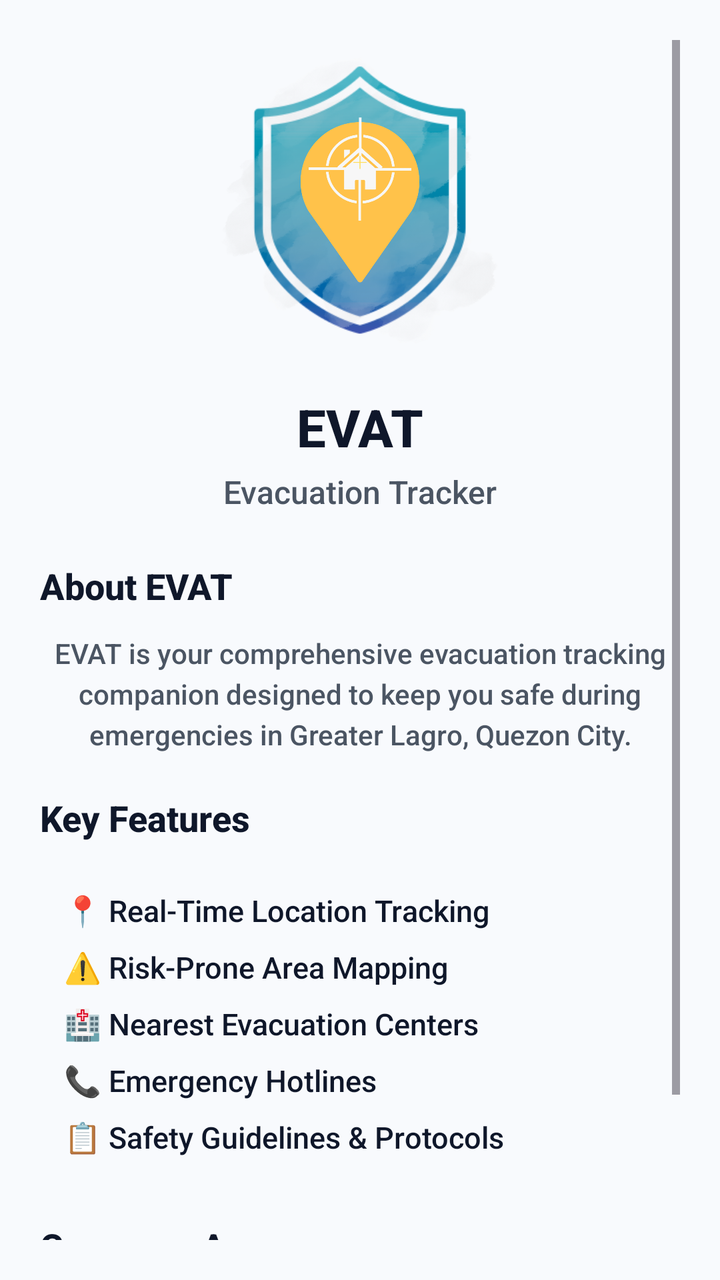
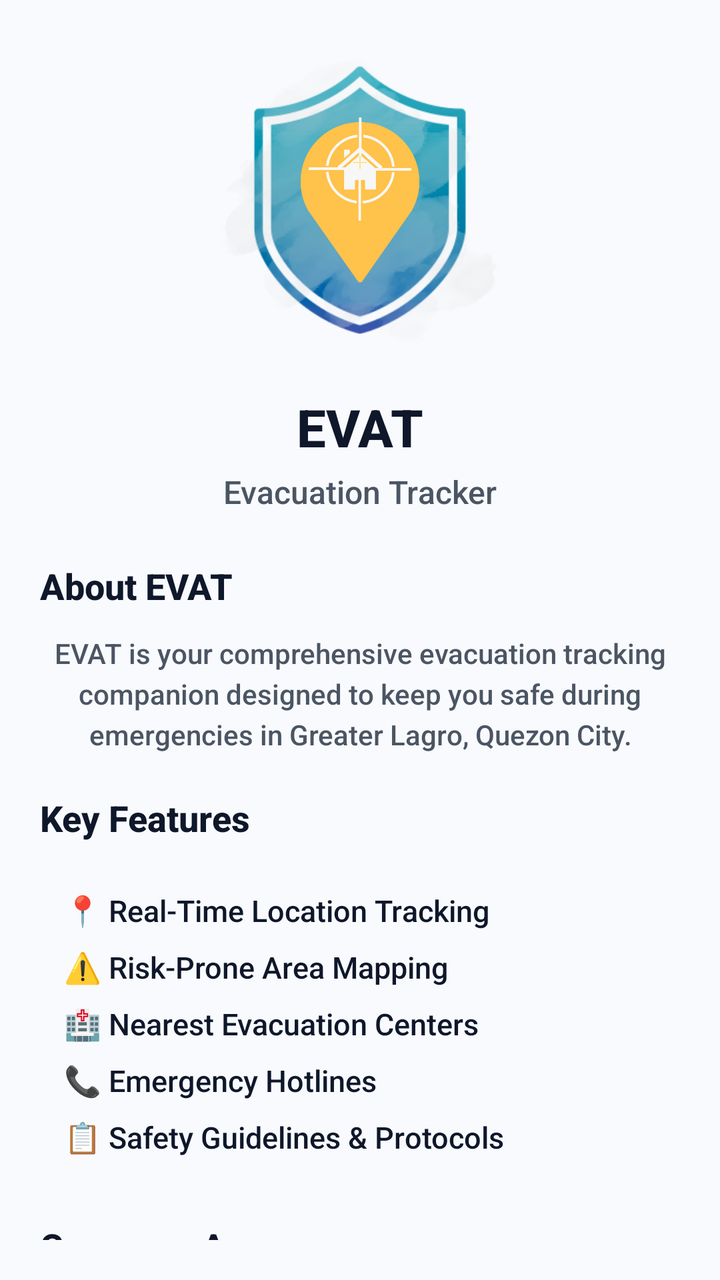

Before-and-after screenshots of an Android layout around one commit, followed by the original layout XML and the change that was made.
<!-- AndroidManifest.xml: application theme Theme.Evat -->
<!-- res/layout/fragment_home.xml -->
<?xml version="1.0" encoding="utf-8"?>
<ScrollView xmlns:android="http://schemas.android.com/apk/res/android"
    android:layout_width="match_parent"
    android:layout_height="match_parent"
    android:padding="20dp"
    android:background="@color/background">

    <LinearLayout
        android:layout_width="match_parent"
        android:layout_height="wrap_content"
        android:orientation="vertical"
        android:gravity="center_horizontal">

        <ImageView
            android:layout_width="160dp"
            android:layout_height="160dp"
            android:contentDescription="Logo"
            android:src="@drawable/evat_logo"
            android:padding="8dp"
            android:scaleType="fitCenter" />

        <TextView
            android:layout_width="wrap_content"
            android:layout_height="wrap_content"
            android:layout_marginTop="16dp"
            android:text="EVAT"
            android:textSize="26sp"
            android:textStyle="bold"
            android:fontFamily="sans-serif-black"
            android:textColor="@color/text_primary" />

        <TextView
            android:layout_width="match_parent"
            android:layout_height="wrap_content"
            android:layout_marginTop="4dp"
            android:text="Evacuation Tracker"
            android:textAlignment="center"
            android:textSize="16sp"
            android:fontFamily="sans-serif-medium"
            android:textColor="@color/text_secondary" />

        <TextView
            android:layout_width="match_parent"
            android:layout_height="wrap_content"
            android:layout_marginTop="24dp"
            android:text="About EVAT"
            android:textSize="18sp"
            android:textStyle="bold"
            android:fontFamily="sans-serif-bold"
            android:textColor="@color/text_primary" />

        <TextView
            android:layout_width="match_parent"
            android:layout_height="wrap_content"
            android:layout_marginTop="12dp"
            android:text="EVAT is your comprehensive evacuation tracking companion designed to keep you safe during emergencies in Greater Lagro, Quezon City."
            android:textAlignment="center"
            android:textSize="14sp"
            android:lineSpacingExtra="4dp"
            android:fontFamily="sans-serif"
            android:textColor="@color/text_secondary" />

        <TextView
            android:layout_width="match_parent"
            android:layout_height="wrap_content"
            android:layout_marginTop="20dp"
            android:text="Key Features"
            android:textSize="18sp"
            android:textStyle="bold"
            android:fontFamily="sans-serif-bold"
            android:textColor="@color/text_primary" />

        <LinearLayout
            android:layout_width="match_parent"
            android:layout_height="wrap_content"
            android:layout_marginTop="12dp"
            android:orientation="vertical"
            android:padding="12dp"
            android:background="@android:color/transparent">

            <TextView
                android:layout_width="match_parent"
                android:layout_height="wrap_content"
                android:layout_marginBottom="8dp"
                android:text="📍 Real-Time Location Tracking"
                android:textSize="15sp"
                android:fontFamily="sans-serif-medium"
                android:textColor="@color/text_primary" />

            <TextView
                android:layout_width="match_parent"
                android:layout_height="wrap_content"
                android:layout_marginBottom="8dp"
                android:text="⚠️ Risk-Prone Area Mapping"
                android:textSize="15sp"
                android:fontFamily="sans-serif-medium"
                android:textColor="@color/text_primary" />

            <TextView
                android:layout_width="match_parent"
                android:layout_height="wrap_content"
                android:layout_marginBottom="8dp"
                android:text="🏥 Nearest Evacuation Centers"
                android:textSize="15sp"
                android:fontFamily="sans-serif-medium"
                android:textColor="@color/text_primary" />

            <TextView
                android:layout_width="match_parent"
                android:layout_height="wrap_content"
                android:layout_marginBottom="8dp"
                android:text="📞 Emergency Hotlines"
                android:textSize="15sp"
                android:fontFamily="sans-serif-medium"
                android:textColor="@color/text_primary" />

            <TextView
                android:layout_width="match_parent"
                android:layout_height="wrap_content"
                android:text="📋 Safety Guidelines &amp; Protocols"
                android:textSize="15sp"
                android:fontFamily="sans-serif-medium"
                android:textColor="@color/text_primary" />

        </LinearLayout>

        <TextView
            android:layout_width="match_parent"
            android:layout_height="wrap_content"
            android:layout_marginTop="20dp"
            android:text="Coverage Area"
            android:textSize="18sp"
            android:textStyle="bold"
            android:fontFamily="sans-serif-bold"
            android:textColor="@color/text_primary" />

        <TextView
            android:layout_width="match_parent"
            android:layout_height="wrap_content"
            android:layout_marginTop="12dp"
            android:text="Greater Lagro, Quezon City\nMetro Manila, Philippines"
            android:textAlignment="center"
            android:textSize="14sp"
            android:lineSpacingExtra="4dp"
            android:fontFamily="sans-serif-medium"
            android:textColor="@color/text_secondary" />

        <TextView
            android:layout_width="match_parent"
            android:layout_height="wrap_content"
            android:layout_marginTop="24dp"
            android:text="Stay safe, stay informed, stay prepared with EVAT."
            android:textAlignment="center"
            android:textSize="13sp"
            android:textStyle="italic"
            android:lineSpacingExtra="4dp"
            android:fontFamily="sans-serif"
            android:textColor="@color/text_secondary" />
    </LinearLayout>
</ScrollView>
<!-- resources referenced by this layout -->
<resources>
  <color name="background">#F8FAFD</color>
  <color name="text_primary">#0F172A</color>
  <color name="text_secondary">#4B5563</color>
  <!-- drawable evat_logo: png bitmap (drawable, 625613 bytes) -->
  <style name="Theme.Evat" parent="Theme.Material3.DayNight.NoActionBar">
          <item name="android:statusBarColor">@android:color/transparent</item>
          <item name="android:windowLightStatusBar">true</item>
          <item name="colorPrimary">@color/primary_blue</item>
          <item name="colorPrimaryVariant">@color/primary_blue_dark</item>
          <item name="colorSecondary">@color/accent_yellow</item>
          <item name="android:fontFamily">sans-serif-medium</item>
          <item name="fontFamily">sans-serif-medium</item>
          <item name="android:navigationBarColor">@color/background</item>
          <item name="android:windowBackground">@color/background</item>
      </style>
  <color name="primary_blue">#2E86DE</color>
  <color name="primary_blue_dark">#1F5FA3</color>
  <color name="accent_yellow">#F2C94C</color>
</resources>

<!-- the commit's change to res/layout/fragment_home.xml (unified diff, before → after) -->
@@ -2,6 +2,7 @@
 <ScrollView xmlns:android="http://schemas.android.com/apk/res/android"
     android:layout_width="match_parent"
     android:layout_height="match_parent"
+    android:scrollbars="none"
     android:padding="20dp"
     android:background="@color/background">
 
